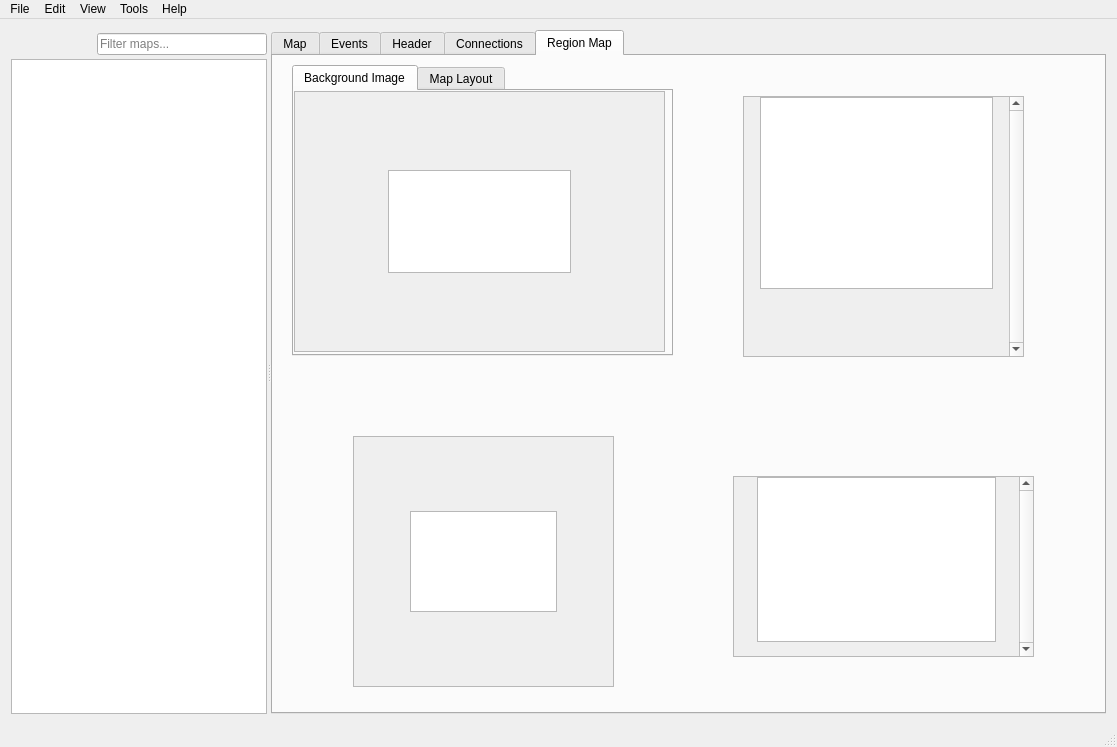
The window that forms/mainwindow.ui (huderlem/porymap) describes before a commit, drawn with Qt 5.
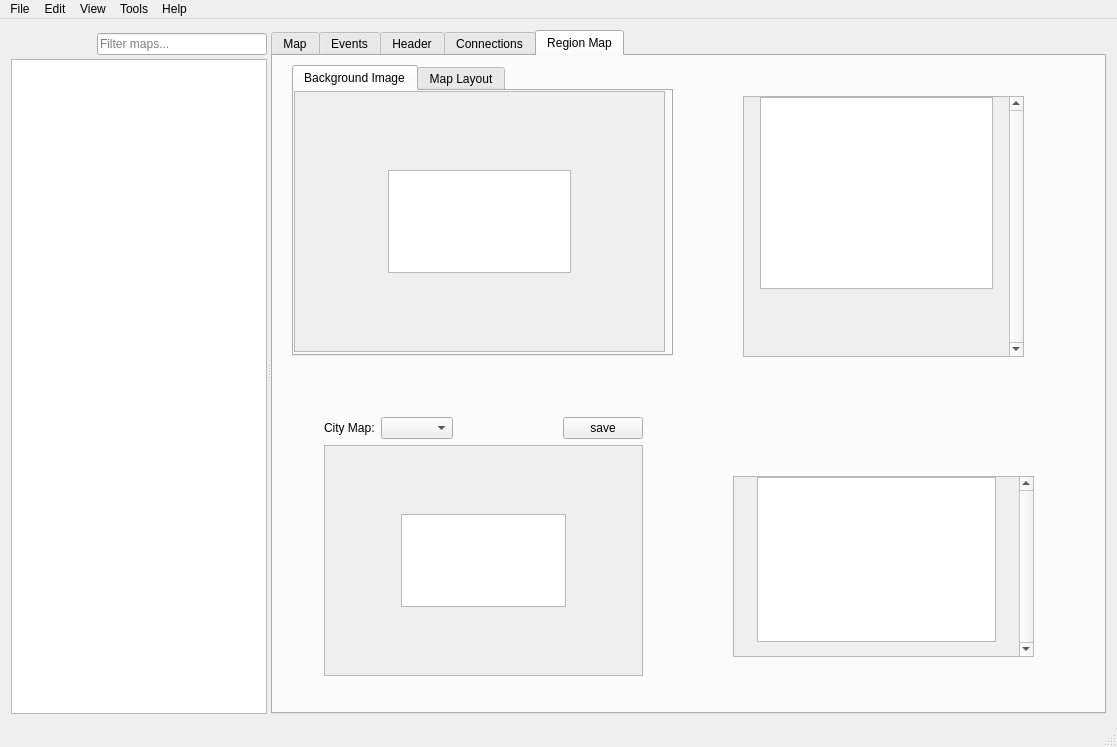
The same window after the commit. The open tabs and pages were chosen to show the change. Icons and pictures are not drawn. Custom widgets are drawn as their Qt base class.

Commit message: city map editor

```diff
--- a/forms/mainwindow.ui
+++ b/forms/mainwindow.ui
@@ -3091,126 +3091,6 @@
           </widget>
          </widget>
         </widget>
-        <widget class="QScrollArea" name="scrollArea_City_Map">
-         <property name="geometry">
-          <rect>
-           <x>80</x>
-           <y>380</y>
-           <width>261</width>
-           <height>251</height>
-          </rect>
-         </property>
-         <property name="sizePolicy">
-          <sizepolicy hsizetype="Expanding" vsizetype="Expanding">
-           <horstretch>1</horstretch>
-           <verstretch>0</verstretch>
-          </sizepolicy>
-         </property>
-         <property name="widgetResizable">
-          <bool>true</bool>
-         </property>
-         <widget class="QWidget" name="scrollAreaWidgetContents_City_Map">
-          <property name="geometry">
-           <rect>
-            <x>0</x>
-            <y>0</y>
-            <width>259</width>
-            <height>249</height>
-           </rect>
-          </property>
-          <layout class="QGridLayout" name="gridLayout_20">
-           <property name="leftMargin">
-            <number>0</number>
-           </property>
-           <property name="topMargin">
-            <number>0</number>
-           </property>
-           <property name="rightMargin">
-            <number>0</number>
-           </property>
-           <property name="bottomMargin">
-            <number>0</number>
-           </property>
-           <property name="spacing">
-            <number>0</number>
-           </property>
-           <item row="1" column="1">
-            <widget class="QGraphicsView" name="graphicsView_City_Map">
-             <property name="sizePolicy">
-              <sizepolicy hsizetype="Expanding" vsizetype="Expanding">
-               <horstretch>0</horstretch>
-               <verstretch>0</verstretch>
-              </sizepolicy>
-             </property>
-             <property name="mouseTracking">
-              <bool>false</bool>
-             </property>
-             <property name="autoFillBackground">
-              <bool>false</bool>
-             </property>
-             <property name="sizeAdjustPolicy">
-              <enum>QAbstractScrollArea::AdjustIgnored</enum>
-             </property>
-             <property name="dragMode">
-              <enum>QGraphicsView::NoDrag</enum>
-             </property>
-            </widget>
-           </item>
-           <item row="1" column="0">
-            <spacer name="horizontalSpacer_CM_West">
-             <property name="orientation">
-              <enum>Qt::Horizontal</enum>
-             </property>
-             <property name="sizeHint" stdset="0">
-              <size>
-               <width>166</width>
-               <height>16</height>
-              </size>
-             </property>
-            </spacer>
-           </item>
-           <item row="2" column="1">
-            <spacer name="verticalSpacer_CM_South">
-             <property name="orientation">
-              <enum>Qt::Vertical</enum>
-             </property>
-             <property name="sizeHint" stdset="0">
-              <size>
-               <width>16</width>
-               <height>166</height>
-              </size>
-             </property>
-            </spacer>
-           </item>
-           <item row="1" column="2">
-            <spacer name="horizontalSpacer_CM_East">
-             <property name="orientation">
-              <enum>Qt::Horizontal</enum>
-             </property>
-             <property name="sizeHint" stdset="0">
-              <size>
-               <width>166</width>
-               <height>16</height>
-              </size>
-             </property>
-            </spacer>
-           </item>
-           <item row="0" column="1">
-            <spacer name="verticalSpacer_CM_North">
-             <property name="orientation">
-              <enum>Qt::Vertical</enum>
-             </property>
-             <property name="sizeHint" stdset="0">
-              <size>
-               <width>16</width>
-               <height>166</height>
-              </size>
-             </property>
-            </spacer>
-           </item>
-          </layout>
-         </widget>
-        </widget>
         <widget class="QStackedWidget" name="stackedWidget_RM_Options">
          <property name="geometry">
           <rect>
@@ -3485,6 +3365,166 @@
           </widget>
          </widget>
         </widget>
+        <widget class="QWidget" name="">
+         <property name="geometry">
+          <rect>
+           <x>40</x>
+           <y>350</y>
+           <width>341</width>
+           <height>281</height>
+          </rect>
+         </property>
+         <layout class="QVBoxLayout" name="verticalLayout_3">
+          <item>
+           <layout class="QHBoxLayout" name="horizontalLayout_8">
+            <item>
+             <widget class="QLabel" name="label">
+              <property name="text">
+               <string>City Map:</string>
+              </property>
+             </widget>
+            </item>
+            <item>
+             <widget class="QComboBox" name="comboBox_CityMap_picker"/>
+            </item>
+            <item>
+             <spacer name="horizontalSpacer_2">
+              <property name="orientation">
+               <enum>Qt::Horizontal</enum>
+              </property>
+              <property name="sizeHint" stdset="0">
+               <size>
+                <width>40</width>
+                <height>20</height>
+               </size>
+              </property>
+             </spacer>
+            </item>
+            <item>
+             <widget class="QPushButton" name="pushButton_CityMap_save">
+              <property name="text">
+               <string>save</string>
+              </property>
+             </widget>
+            </item>
+           </layout>
+          </item>
+          <item>
+           <widget class="QScrollArea" name="scrollArea_City_Map">
+            <property name="sizePolicy">
+             <sizepolicy hsizetype="Expanding" vsizetype="Expanding">
+              <horstretch>1</horstretch>
+              <verstretch>0</verstretch>
+             </sizepolicy>
+            </property>
+            <property name="widgetResizable">
+             <bool>true</bool>
+            </property>
+            <widget class="QWidget" name="scrollAreaWidgetContents_City_Map">
+             <property name="geometry">
+              <rect>
+               <x>0</x>
+               <y>0</y>
+               <width>337</width>
+               <height>235</height>
+              </rect>
+             </property>
+             <layout class="QGridLayout" name="gridLayout_20">
+              <property name="leftMargin">
+               <number>0</number>
+              </property>
+              <property name="topMargin">
+               <number>0</number>
+              </property>
+              <property name="rightMargin">
+               <number>0</number>
+              </property>
+              <property name="bottomMargin">
+               <number>0</number>
+              </property>
+              <property name="spacing">
+               <number>0</number>
+              </property>
+              <item row="1" column="1">
+               <widget class="QGraphicsView" name="graphicsView_City_Map">
+                <property name="sizePolicy">
+                 <sizepolicy hsizetype="Expanding" vsizetype="Expanding">
+                  <horstretch>0</horstretch>
+                  <verstretch>0</verstretch>
+                 </sizepolicy>
+                </property>
+                <property name="mouseTracking">
+                 <bool>false</bool>
+                </property>
+                <property name="autoFillBackground">
+                 <bool>false</bool>
+                </property>
+                <property name="sizeAdjustPolicy">
+                 <enum>QAbstractScrollArea::AdjustIgnored</enum>
+                </property>
+                <property name="dragMode">
+                 <enum>QGraphicsView::NoDrag</enum>
+                </property>
+               </widget>
+              </item>
+              <item row="1" column="0">
+               <spacer name="horizontalSpacer_CM_West">
+                <property name="orientation">
+                 <enum>Qt::Horizontal</enum>
+                </property>
+                <property name="sizeHint" stdset="0">
+                 <size>
+                  <width>166</width>
+                  <height>16</height>
+                 </size>
+                </property>
+               </spacer>
+              </item>
+              <item row="2" column="1">
+               <spacer name="verticalSpacer_CM_South">
+                <property name="orientation">
+                 <enum>Qt::Vertical</enum>
+                </property>
+                <property name="sizeHint" stdset="0">
+                 <size>
+                  <width>16</width>
+                  <height>166</height>
+                 </size>
+                </property>
+               </spacer>
+              </item>
+              <item row="1" column="2">
+               <spacer name="horizontalSpacer_CM_East">
+                <property name="orientation">
+                 <enum>Qt::Horizontal</enum>
+                </property>
+                <property name="sizeHint" stdset="0">
+                 <size>
+                  <width>166</width>
+                  <height>16</height>
+                 </size>
+                </property>
+               </spacer>
+              </item>
+              <item row="0" column="1">
+               <spacer name="verticalSpacer_CM_North">
+                <property name="orientation">
+                 <enum>Qt::Vertical</enum>
+                </property>
+                <property name="sizeHint" stdset="0">
+                 <size>
+                  <width>16</width>
+                  <height>166</height>
+                 </size>
+                </property>
+               </spacer>
+              </item>
+             </layout>
+            </widget>
+           </widget>
+          </item>
+         </layout>
+        </widget>
        </widget>
       </widget>
      </widget>
```
The commit also changes 7 other files.
